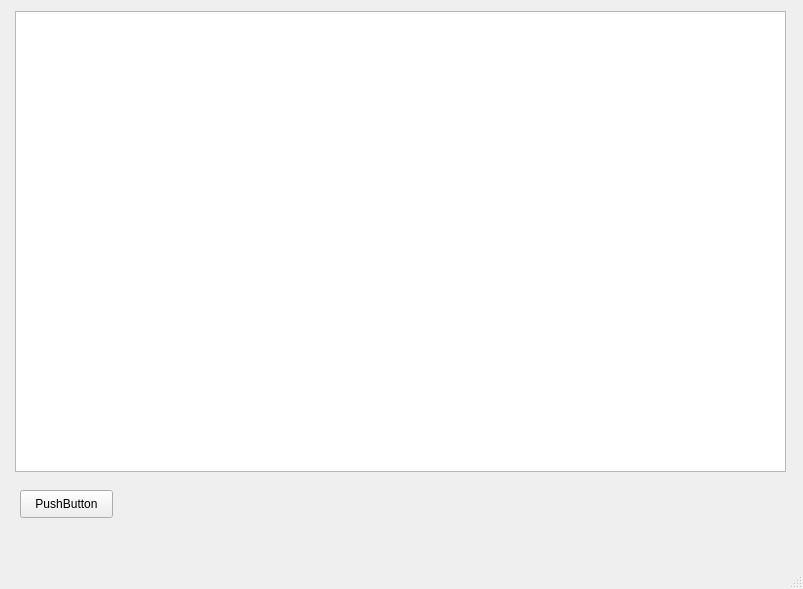
This is ui/MainWindow.ui in Chevit/AuditMagic as Qt 5 draws it before an edit. The edited form follows.
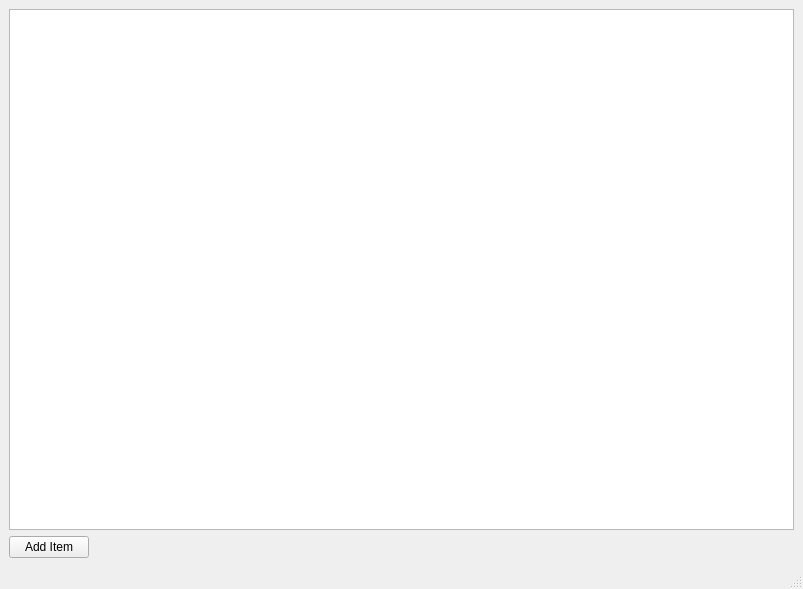
This is the edited form.

```diff
--- a/ui/MainWindow.ui
+++ b/ui/MainWindow.ui
@@ -14,28 +14,9 @@
    <string>MainWindow</string>
   </property>
   <widget class="QWidget" name="centralwidget">
-   <widget class="QPushButton" name="addButton">
-    <property name="geometry">
-     <rect>
-      <x>20</x>
-      <y>490</y>
-      <width>93</width>
-      <height>28</height>
-     </rect>
-    </property>
-    <property name="text">
-     <string>PushButton</string>
-    </property>
-   </widget>
-   <widget class="QTableView" name="tableView">
-    <property name="geometry">
-     <rect>
-      <x>15</x>
-      <y>11</y>
-      <width>771</width>
-      <height>461</height>
-     </rect>
-    </property>
+   <layout class="QVBoxLayout" name="verticalLayout">
+    <item>
+     <widget class="QListView" name="listView">
     <property name="sizePolicy">
      <sizepolicy hsizetype="Expanding" vsizetype="Expanding">
       <horstretch>1</horstretch>
@@ -43,6 +24,32 @@
      </sizepolicy>
     </property>
    </widget>
+    </item>
+    <item>
+     <layout class="QHBoxLayout" name="horizontalLayout">
+      <item>
+       <widget class="QPushButton" name="addButton">
+        <property name="text">
+         <string>Add Item</string>
+        </property>
+       </widget>
+      </item>
+      <item>
+       <spacer name="horizontalSpacer">
+        <property name="orientation">
+         <enum>Qt::Horizontal</enum>
+        </property>
+        <property name="sizeHint" stdset="0">
+         <size>
+          <width>40</width>
+          <height>20</height>
+         </size>
+        </property>
+       </spacer>
+      </item>
+     </layout>
+    </item>
+   </layout>
   </widget>
   <widget class="QMenuBar" name="menubar">
    <property name="geometry">
```
Left out of the diff: 2 changed lines with no effect on the pictures. Lines whose indentation alone changed are shown as unchanged.
